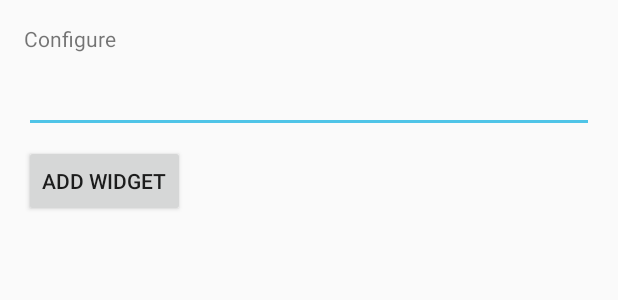
After one commit to Claire0505/Garbage_Truck, an Android app: the layout item_app_widget_configure.xml on its own in the app's theme, with its tools: preview values and no code run, on a phone screen of 412 x 824 dp. The commit adds this screen. Shown: the top 300 px of the screen. Run offline under Robolectric (Android 15) with nearby library versions, the phone set to English and light mode, and no system bars; network calls fail.

Commit message:
新增了桌面小工具appwidget

```diff
--- a/app/src/main/java/com/admin/claire/garbag_truck/broadcast/InitAlarmReceive.java
+++ b/app/src/main/java/com/admin/claire/garbag_truck/broadcast/InitAlarmReceive.java
@@ -35,11 +35,12 @@ public class InitAlarmReceive extends BroadcastReceiver {
                 continue;
             }
 
+            if(intent.getAction().equals(Intent.ACTION_BOOT_COMPLETED)){
                 // 設定提醒
                 Intent alarmIntent = new Intent(context, AlarmReceiver.class);
                 //alarmIntent.putExtra("title", notesItem.getTitle());
                 // 加入記事編號資料
-            intent.putExtra("id", notesItem.getId());
+                alarmIntent.putExtra("id", notesItem.getId());
 
                 PendingIntent pi = PendingIntent.getBroadcast(
                         context, (int)notesItem.getId(),
@@ -47,5 +48,8 @@ public class InitAlarmReceive extends BroadcastReceiver {
                 am.set(AlarmManager.RTC_WAKEUP, notesItem.getAlarmDatetime(), pi);
             }
 
+
+        }
+
     }
 }
--- /dev/null
+++ b/app/src/main/res/layout/item_app_widget_configure.xml
@@ -0,0 +1,27 @@
+<?xml version="1.0" encoding="utf-8"?>
+<LinearLayout xmlns:android="http://schemas.android.com/apk/res/android"
+    android:layout_width="match_parent"
+    android:layout_height="wrap_content"
+    android:orientation="vertical"
+    android:padding="16dp">
+
+    <TextView
+        android:layout_width="match_parent"
+        android:layout_height="wrap_content"
+        android:layout_marginBottom="8dp"
+        android:text="@string/configure" />
+
+    <EditText
+        android:id="@+id/appwidget_text"
+        android:layout_width="match_parent"
+        android:layout_height="wrap_content"
+        android:inputType="text" />
+
+    <Button
+        android:id="@+id/add_button"
+        android:layout_width="wrap_content"
+        android:layout_height="wrap_content"
+        android:layout_marginTop="8dp"
+        android:text="@string/add_widget" />
+
+</LinearLayout>
--- a/app/src/main/res/values/strings.xml
+++ b/app/src/main/res/values/strings.xml
@@ -55,5 +55,8 @@
         <item>30</item>
         <item>60</item>
     </string-array>
+    <string name="appwidget_text">EXAMPLE</string>
+    <string name="configure">Configure</string>
+    <string name="add_widget">Add widget</string>
 
 </resources>
--- a/app/src/main/res/xml/mypreference.xml
+++ b/app/src/main/res/xml/mypreference.xml
@@ -19,7 +19,7 @@
     <!-- 預設提醒時間 -->
     <!-- android:entries 設定畫面顯示選項內容的陣列資源 -->
     <!-- android:entriyValues 設定儲存選項資料的陣列資源 -->
-    <!-- android:defaultValue 設定選項預設項目編號 -->
+    <!-- android:defaultValue 設定選項預設項目編號
     <ListPreference
         android:key="NOTIFY_MINUTES"
         android:title="@string/default_notify"
@@ -27,5 +27,5 @@
         android:entries="@array/notify_minutes_array"
         android:entryValues="@array/notify_minutes_value_array"
         android:defaultValue="5" />
-
+    -->
 </PreferenceScreen>
```
Also changed, not shown: app/src/main/AndroidManifest.xml (+21 -5 lines), app/src/main/java/com/admin/claire/garbag_truck/appwidget/ItemAppWidget.java (added, +72 -0 lines), app/src/main/java/com/admin/claire/garbag_truck/appwidget/ItemAppWidgetConfigureActivity.java (added, +124 -0 lines), app/src/main/res/drawable/widget_background.xml (added, +23 -0 lines), app/src/main/res/layout/item_app_widget.xml (added, +24 -0 lines), app/src/main/res/values-v14/dimens.xml (added, +10 -0 lines), app/src/main/res/values/dimens.xml (added, +10 -0 lines), app/src/main/res/xml/item_app_widget_info.xml (added, +18 -0 lines), app/src/main/res/drawable-nodpi/example_appwidget_preview.png (added), app/src/main/res/drawable-nodpi/garbage_appwidget.png (added). Lines whose indentation alone changed are shown as unchanged.
